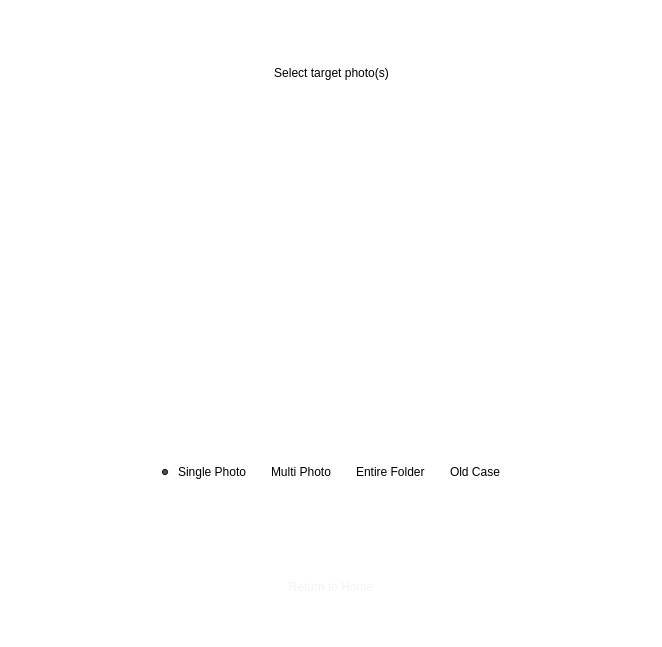
Qt form forms/page3-test.ui (apollo-k22/FaceAI-Product) before a commit.
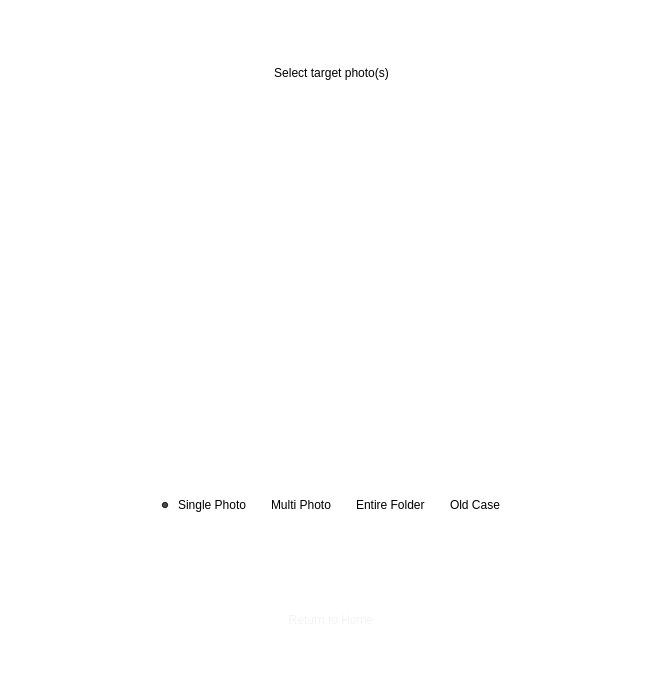
The same form after that commit. The open tabs and pages were chosen to show the change. Icons and pictures are not drawn.

Diff of the .ui file:
```diff
--- a/forms/page3-test.ui
+++ b/forms/page3-test.ui
@@ -7,7 +7,7 @@
     <x>0</x>
     <y>0</y>
     <width>662</width>
-    <height>647</height>
+    <height>680</height>
    </rect>
   </property>
   <property name="windowTitle">
@@ -219,7 +219,10 @@
       </layout>
      </item>
      <item>
-      <layout class="QVBoxLayout" name="verticalLayout_4">
+      <layout class="QHBoxLayout" name="horizontalLayout_12">
+       <property name="spacing">
+        <number>0</number>
+       </property>
        <property name="topMargin">
         <number>10</number>
        </property>
@@ -233,28 +236,36 @@
            <bool>true</bool>
           </property>
           <layout class="QHBoxLayout" name="horizontalLayout_3">
+           <property name="spacing">
+            <number>0</number>
+           </property>
+           <property name="leftMargin">
+            <number>0</number>
+           </property>
+           <property name="topMargin">
+            <number>0</number>
+           </property>
+           <property name="rightMargin">
+            <number>0</number>
+           </property>
+           <property name="bottomMargin">
+            <number>0</number>
+           </property>
            <item>
             <layout class="QHBoxLayout" name="horizontalLayout_2">
-             <item>
-              <spacer name="horizontalSpacer_2">
-               <property name="orientation">
-                <enum>Qt::Horizontal</enum>
-               </property>
-               <property name="sizeHint" stdset="0">
-                <size>
-                 <width>40</width>
-                 <height>20</height>
-                </size>
-               </property>
-              </spacer>
-             </item>
+             <property name="spacing">
+              <number>0</number>
+             </property>
              <item>
               <layout class="QVBoxLayout" name="verticalLayout_7">
+               <property name="spacing">
+                <number>0</number>
+               </property>
                <property name="leftMargin">
-                <number>5</number>
+                <number>0</number>
                </property>
                <property name="rightMargin">
-                <number>5</number>
+                <number>0</number>
                </property>
                <item>
                 <widget class="QPushButton" name="btnSinglePhoto">
@@ -266,14 +277,14 @@
                  </property>
                  <property name="minimumSize">
                   <size>
-                   <width>300</width>
-                   <height>300</height>
+                   <width>350</width>
+                   <height>350</height>
                   </size>
                  </property>
                  <property name="maximumSize">
                   <size>
-                   <width>500</width>
-                   <height>500</height>
+                   <width>550</width>
+                   <height>550</height>
                   </size>
                  </property>
                  <property name="styleSheet">
@@ -290,19 +301,6 @@
                </item>
               </layout>
              </item>
-             <item>
-              <spacer name="horizontalSpacer">
-               <property name="orientation">
-                <enum>Qt::Horizontal</enum>
-               </property>
-               <property name="sizeHint" stdset="0">
-                <size>
-                 <width>40</width>
-                 <height>20</height>
-                </size>
-               </property>
-              </spacer>
-             </item>
             </layout>
            </item>
           </layout>
@@ -930,7 +928,7 @@
            </property>
            <property name="maximumSize">
             <size>
-             <width>200</width>
+             <width>180</width>
              <height>50</height>
             </size>
            </property>
```
Left out of the diff: 2 changed lines with no effect on the pictures.
